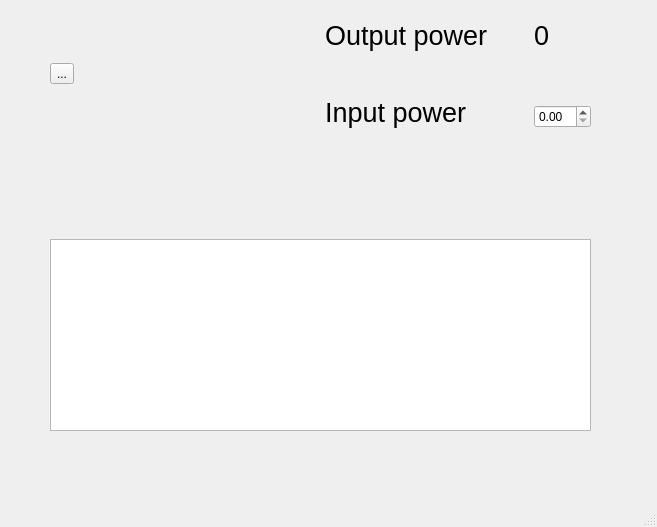
Qt form gui/powermeter/ui_powermeterui.ui (trezitorul/qudi) before a commit.
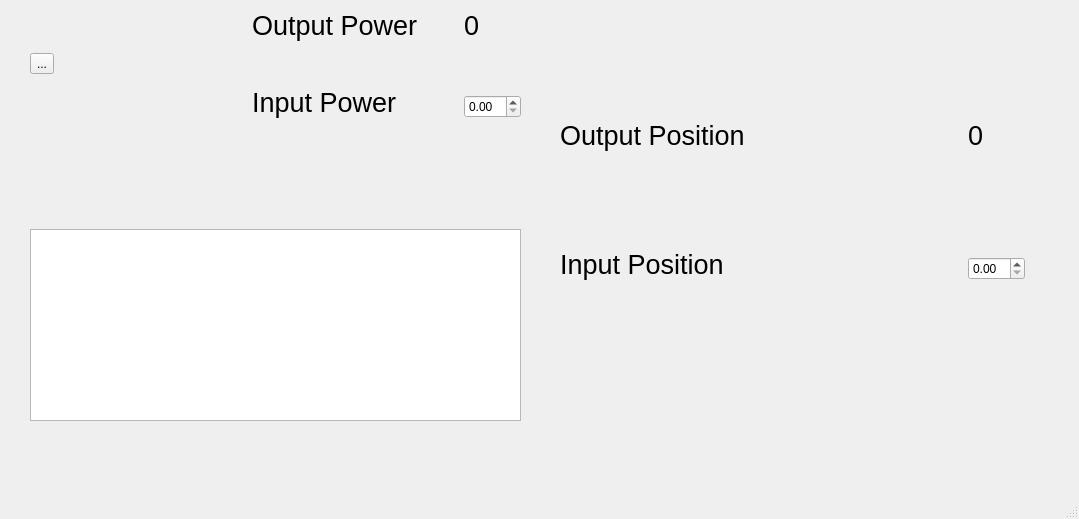
The same form after that commit. Icons and pictures are not drawn. Custom widgets are drawn as their Qt base class.

Commit message: Added LAC gui/logic

Diff of the .ui file:
```diff
--- a/gui/powermeter/ui_powermeterui.ui
+++ b/gui/powermeter/ui_powermeterui.ui
@@ -6,20 +6,20 @@
    <rect>
     <x>0</x>
     <y>0</y>
-    <width>657</width>
-    <height>527</height>
+    <width>1079</width>
+    <height>519</height>
    </rect>
   </property>
   <property name="windowTitle">
    <string>PowerMeter</string>
   </property>
   <widget class="QWidget" name="centralwidget">
-   <widget class="QWidget" name="">
+   <widget class="QWidget" name="layoutWidget">
     <property name="geometry">
      <rect>
-      <x>50</x>
-      <y>20</y>
-      <width>541</width>
+      <x>30</x>
+      <y>10</y>
+      <width>491</width>
       <height>411</height>
      </rect>
     </property>
@@ -62,7 +62,7 @@
               </font>
              </property>
              <property name="text">
-              <string>Output power</string>
+              <string>Output Power</string>
              </property>
             </widget>
            </item>
@@ -87,7 +87,7 @@
               </font>
              </property>
              <property name="text">
-              <string>Input power</string>
+              <string>Input Power</string>
              </property>
             </widget>
            </item>
@@ -160,6 +160,108 @@
      </item>
     </layout>
    </widget>
+   <widget class="QWidget" name="">
+    <property name="geometry">
+     <rect>
+      <x>560</x>
+      <y>120</y>
+      <width>465</width>
+      <height>160</height>
+     </rect>
+    </property>
+    <layout class="QHBoxLayout" name="horizontalLayout_3">
+     <item>
+      <layout class="QHBoxLayout" name="horizontalLayout_4">
+       <item>
+        <layout class="QVBoxLayout" name="verticalLayout_5">
+         <item>
+          <widget class="QLabel" name="label_5">
+           <property name="font">
+            <font>
+             <pointsize>20</pointsize>
+            </font>
+           </property>
+           <property name="text">
+            <string>Output Position</string>
+           </property>
+          </widget>
+         </item>
+         <item>
+          <spacer name="verticalSpacer_4">
+           <property name="orientation">
+            <enum>Qt::Vertical</enum>
+           </property>
+           <property name="sizeHint" stdset="0">
+            <size>
+             <width>20</width>
+             <height>40</height>
+            </size>
+           </property>
+          </spacer>
+         </item>
+         <item>
+          <widget class="QLabel" name="label_4">
+           <property name="font">
+            <font>
+             <pointsize>20</pointsize>
+            </font>
+           </property>
+           <property name="text">
+            <string>Input Position</string>
+           </property>
+          </widget>
+         </item>
+        </layout>
+       </item>
+       <item>
+        <spacer name="horizontalSpacer_4">
+         <property name="orientation">
+          <enum>Qt::Horizontal</enum>
+         </property>
+         <property name="sizeHint" stdset="0">
+          <size>
+           <width>40</width>
+           <height>20</height>
+          </size>
+         </property>
+        </spacer>
+       </item>
+       <item>
+        <layout class="QVBoxLayout" name="verticalLayout_6">
+         <item>
+          <widget class="QLabel" name="posOutput">
+           <property name="font">
+            <font>
+             <pointsize>20</pointsize>
+            </font>
+           </property>
+           <property name="text">
+            <string>0</string>
+           </property>
+          </widget>
+         </item>
+         <item>
+          <spacer name="verticalSpacer_5">
+           <property name="orientation">
+            <enum>Qt::Vertical</enum>
+           </property>
+           <property name="sizeHint" stdset="0">
+            <size>
+             <width>20</width>
+             <height>40</height>
+            </size>
+           </property>
+          </spacer>
+         </item>
+         <item>
+          <widget class="QDoubleSpinBox" name="posInput"/>
+         </item>
+        </layout>
+       </item>
+      </layout>
+     </item>
+    </layout>
+   </widget>
   </widget>
   <widget class="QMenuBar" name="menubar">
    <property name="geometry">
```
Left out of the diff: 2 changed lines with no effect on the pictures. The commit also changes 4 other files.
